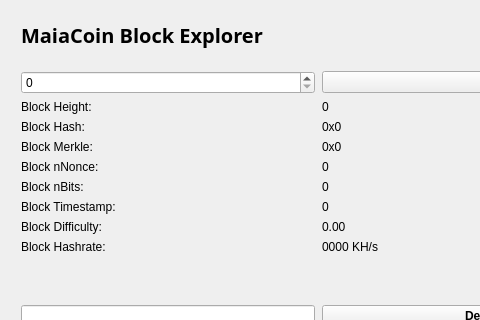
First picture: the form in src/qt/forms/blockbrowser.ui, repository GryfenCrypto/gryfencoin, before the edit; both pictures show x 0 to 480 and y 0 to 320 of the 760 by 499 pixel window.
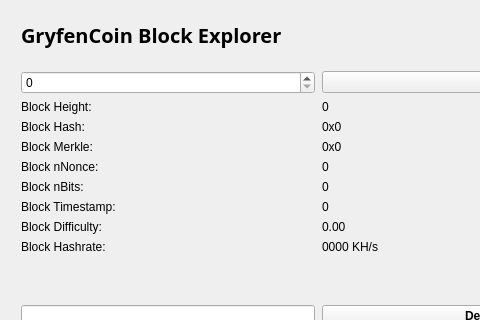
Second picture: the form after the edit.

What changed in the file:
```diff
--- a/src/qt/forms/blockbrowser.ui
+++ b/src/qt/forms/blockbrowser.ui
@@ -70,7 +70,7 @@
           </font>
          </property>
          <property name="text">
-          <string>&lt;html&gt;&lt;head/&gt;&lt;body&gt;&lt;p&gt;&lt;span style=&quot; font-size:20px; font-weight:600; color:#000000;&quot;&gt;MaiaCoin Block Explorer &lt;/span&gt;&lt;/p&gt;&lt;/body&gt;&lt;/html&gt;</string>
+          <string>&lt;html&gt;&lt;head/&gt;&lt;body&gt;&lt;p&gt;&lt;span style=&quot; font-size:20px; font-weight:600; color:#000000;&quot;&gt;GryfenCoin Block Explorer &lt;/span&gt;&lt;/p&gt;&lt;/body&gt;&lt;/html&gt;</string>
          </property>
         </widget>
        </item>
```
